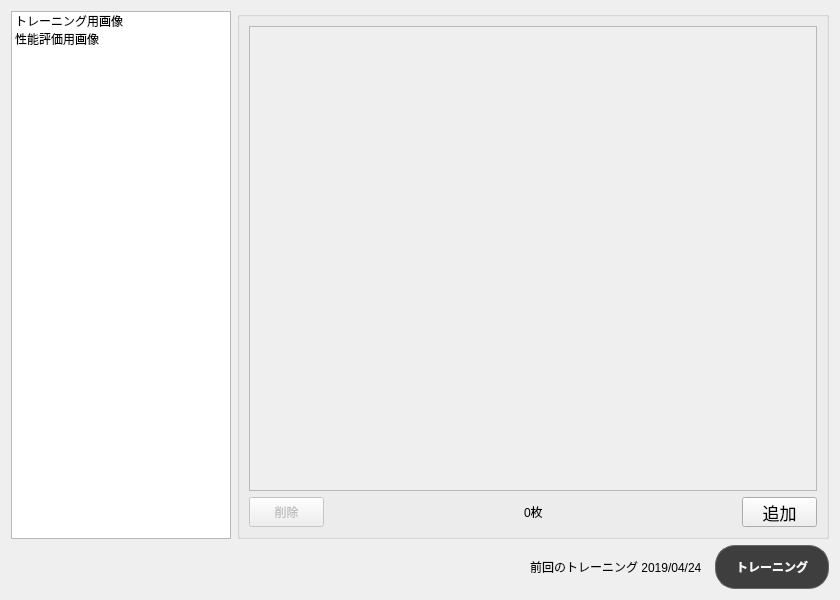
Qt form src/main/python/view/ui/dataset.ui (RUTILEA/SDTest) before a commit.
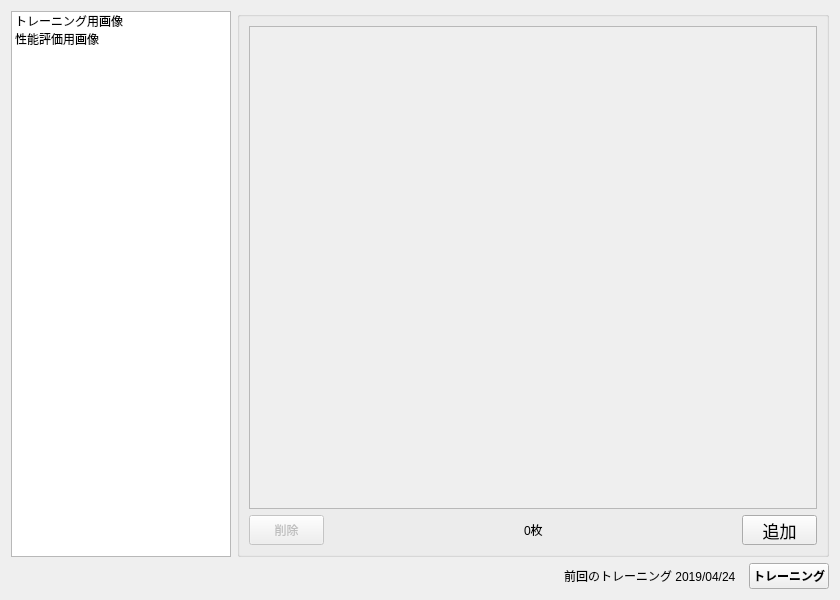
The same form after that commit. Icons and pictures are not drawn.

Commit message: change UI button native

```diff
--- a/src/main/python/view/ui/dataset.ui
+++ b/src/main/python/view/ui/dataset.ui
@@ -140,7 +140,7 @@
              <x>0</x>
              <y>0</y>
              <width>546</width>
-             <height>434</height>
+             <height>448</height>
             </rect>
            </property>
            <property name="styleSheet">
@@ -314,24 +314,6 @@
          <bold>true</bold>
         </font>
        </property>
-       <property name="styleSheet">
-        <string notr="true">QPushButton#train_button
-{
-   margin: 0 0px;
-   padding: 0 20px;
-   border-radius: 20px;
-   background-color: #3e3e3e;
-   border: 1px solid #666666;
-   color: #f5f5f5;
-   height: 42px;
-}
-
-QPushButton:pressed#train_button
-{
-   background-color: #4298F9;
-   border: 1px solid #4298F9;
-}</string>
-       </property>
        <property name="text">
         <string>トレーニング</string>
        </property>
```
Left out of the diff: 20 changed lines with no effect on the pictures. The commit also changes 36 other files.
